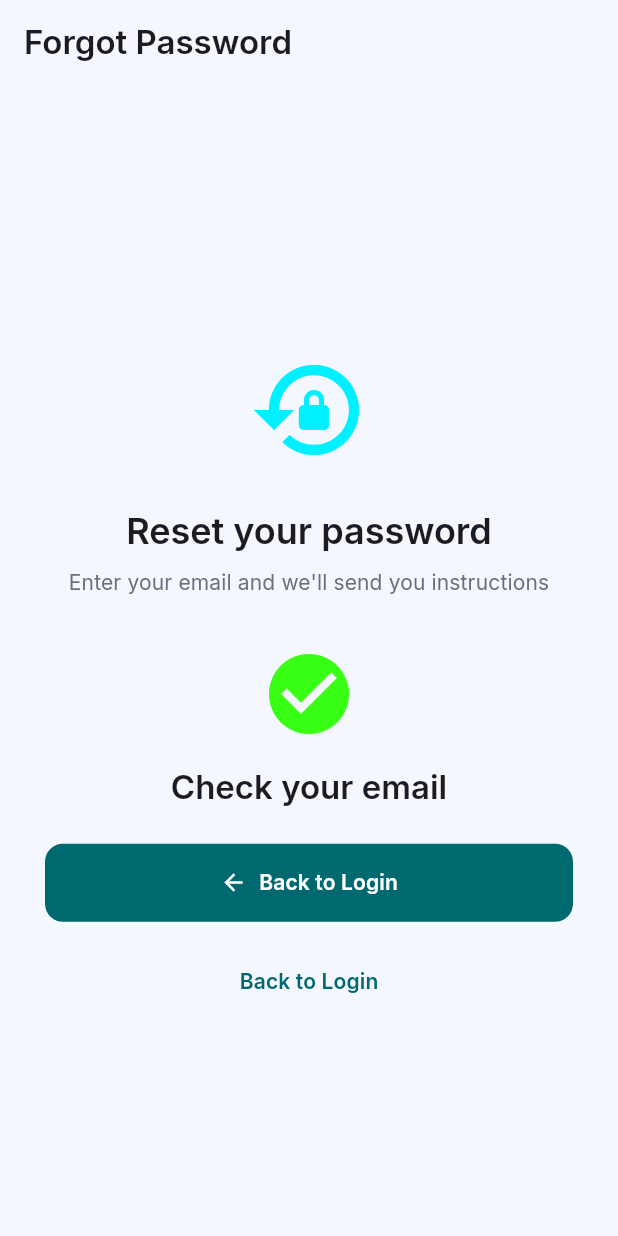
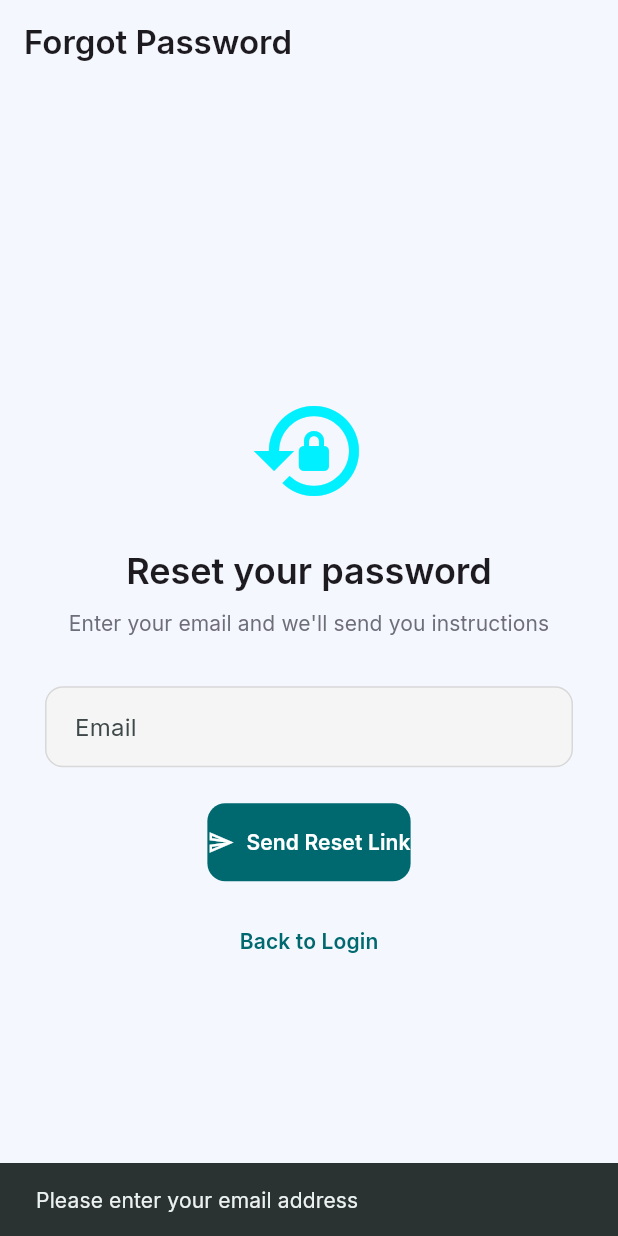
Before and after one commit to PRINCE5835/CIRCUIT-AI, a Flutter app: the screen it shows after launch, after a tap on "Forgot Password?", after a tap on "Send Reset Link", on a phone screen of 412 x 824 dp. Run offline on Flutter 3.47's test engine with Material 3 defaults, Android fonts, the phone set to English and light mode, and no system bars; our stand-ins replace cached_network_image, dio, flutter_animate, flutter_markdown, flutter_riverpod, flutter_secure_storage and 6 more; missing offline and left inert: dart:html, dart:js, record; network calls fail; statements that could not run were skipped.

Commit message:
fix: forgot password API call, form validators, unique username, kIsWeb, router redirect

```diff
--- a/apps/packages/shared/lib/core/config/app_config.dart
+++ b/apps/packages/shared/lib/core/config/app_config.dart
@@ -1,4 +1,4 @@
-import 'dart:io' show Platform;
+import 'package:flutter/foundation.dart' show kIsWeb;
 
 class AppConfig {
   AppConfig._();
@@ -7,14 +7,6 @@ class AppConfig {
   static String apiBaseUrl = '';
   static String aiEngineUrl = '';
   static bool isDebug = true;
-
-  static bool get _isAndroid {
-    try {
-      return Platform.isAndroid;
-    } catch (_) {
-      return false;
-    }
-  }
 
   static Future<void> load() async {
     const env = String.fromEnvironment('ENVIRONMENT', defaultValue: 'development');
@@ -25,11 +17,11 @@ class AppConfig {
 
     apiBaseUrl = apiFromEnv.isNotEmpty
         ? apiFromEnv
-        : _isAndroid ? 'http://10.0.2.2:8000' : 'http://localhost:8000';
+        : 'http://localhost:8000';
 
     aiEngineUrl = aiFromEnv.isNotEmpty
         ? aiFromEnv
-        : _isAndroid ? 'http://10.0.2.2:8001' : 'http://localhost:8001';
+        : 'http://localhost:8001';
 
     if (isDebug) {
       // ignore: avoid_print
--- a/apps/web_app/lib/app_router.dart
+++ b/apps/web_app/lib/app_router.dart
@@ -37,7 +37,7 @@ final appRouterProvider = Provider<GoRouter>((ref) {
     navigatorKey: _rootNavigatorKey,
     initialLocation: RoutePaths.splash,
     redirect: (context, state) {
-      final auth = ProviderScope.containerOf(context).read(authProvider);
+      final auth = ref.read(authProvider);
       final isLoggedIn = auth.isAuthenticated;
       final location = state.matchedLocation;
       final isAuthRoute = location == RoutePaths.login ||
--- a/apps/web_app/lib/screens/forgot_password_screen.dart
+++ b/apps/web_app/lib/screens/forgot_password_screen.dart
@@ -12,6 +12,7 @@ class ForgotPasswordScreen extends ConsumerStatefulWidget {
 
 class _ForgotPasswordScreenState extends ConsumerState<ForgotPasswordScreen> {
   final _emailController = TextEditingController();
+  final _formKey = GlobalKey<FormState>();
   bool _sent = false;
 
   @override
@@ -20,8 +21,23 @@ class _ForgotPasswordScreenState extends ConsumerState<ForgotPasswordScreen> {
     super.dispose();
   }
 
-  void _onSubmit() {
+  Future<void> _onSubmit() async {
+    final email = _emailController.text.trim();
+    if (email.isEmpty) {
+      ScaffoldMessenger.of(context).showSnackBar(
+        const SnackBar(content: Text('Please enter your email address')),
+      );
+      return;
+    }
+    try {
+      await ref.read(authProvider.notifier).forgotPassword(email);
+      if (!mounted) return;
       setState(() => _sent = true);
+    } catch (e) {
+      if (!mounted) return;
+      final msg = e.toString().replaceFirst('Exception: ', '');
+      ScaffoldMessenger.of(context).showSnackBar(SnackBar(content: Text(msg)));
+    }
   }
 
   @override
@@ -54,10 +70,15 @@ class _ForgotPasswordScreenState extends ConsumerState<ForgotPasswordScreen> {
                   textAlign: TextAlign.center,
                 ),
                   const SizedBox(height: 32),
+                Form(
+                  key: _formKey,
+                  child: Column(
+                    children: [
                       if (!_sent) ...[
-                  TextField(
+                        TextFormField(
                           controller: _emailController,
                           keyboardType: TextInputType.emailAddress,
+                          validator: Validators.email,
                           style: TextStyle(color: isDark ? DSColors.white : DSColors.grey900),
                           decoration: InputDecoration(
                             labelText: 'Email',
@@ -93,6 +114,9 @@ class _ForgotPasswordScreenState extends ConsumerState<ForgotPasswordScreen> {
                     ),
                   ),
                 ],
+                    ],
+                  ),
+                ),
                 const SizedBox(height: 16),
                 TextButton(
                   onPressed: () => context.go(RoutePaths.login),
--- a/apps/web_app/lib/screens/login_screen.dart
+++ b/apps/web_app/lib/screens/login_screen.dart
@@ -69,8 +69,9 @@ class _LoginScreenState extends ConsumerState<LoginScreen> {
                   const SizedBox(height: DSDimensions.s24),
                   Text('Welcome Back', style: theme.textTheme.headlineMedium),
                   const SizedBox(height: DSDimensions.s32),
-                  TextField(
+                  TextFormField(
                     controller: _emailController,
+                    validator: Validators.email,
                     decoration: InputDecoration(
                       labelText: 'Email',
                       border: OutlineInputBorder(borderRadius: BorderRadius.circular(12)),
@@ -79,8 +80,9 @@ class _LoginScreenState extends ConsumerState<LoginScreen> {
                     keyboardType: TextInputType.emailAddress,
                   ),
                   const SizedBox(height: DSDimensions.s16),
-                  TextField(
+                  TextFormField(
                     controller: _passwordController,
+                    validator: Validators.password,
                     decoration: InputDecoration(
                       labelText: 'Password',
                       border: OutlineInputBorder(borderRadius: BorderRadius.circular(12)),
```
Also changed, not shown: apps/packages/shared/lib/core/di/auth_providers.dart (+19 -0 lines), apps/web_app/lib/screens/register_screen.dart (+20 -7 lines), 1 other file. Lines whose indentation alone changed are shown as unchanged.
